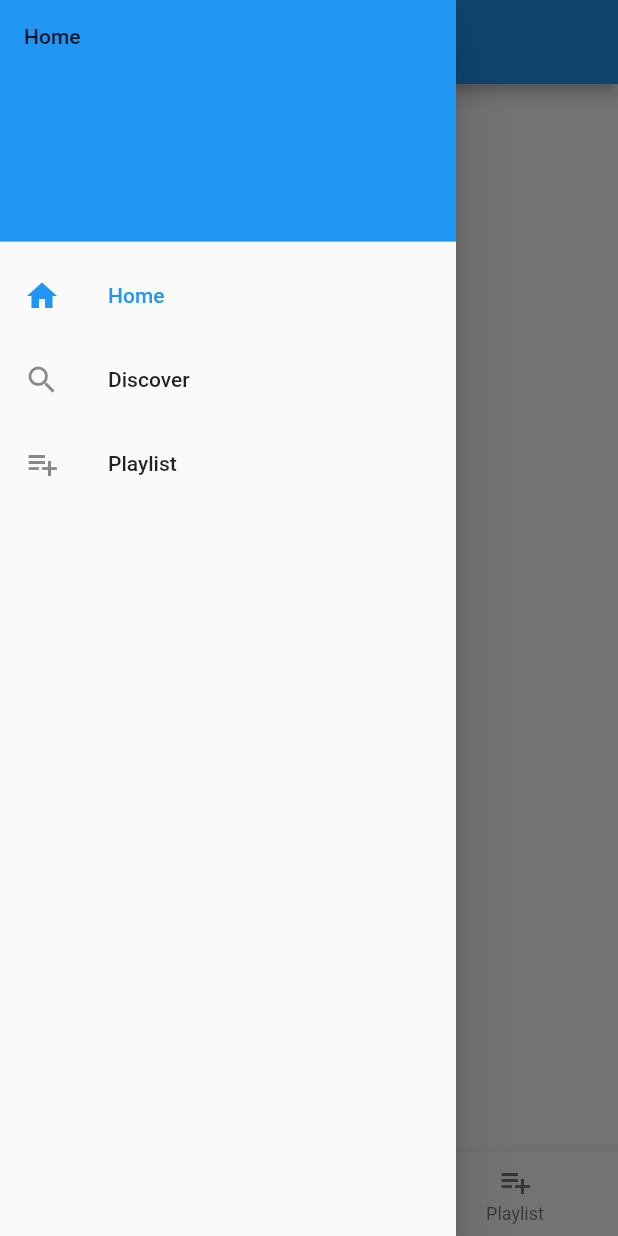
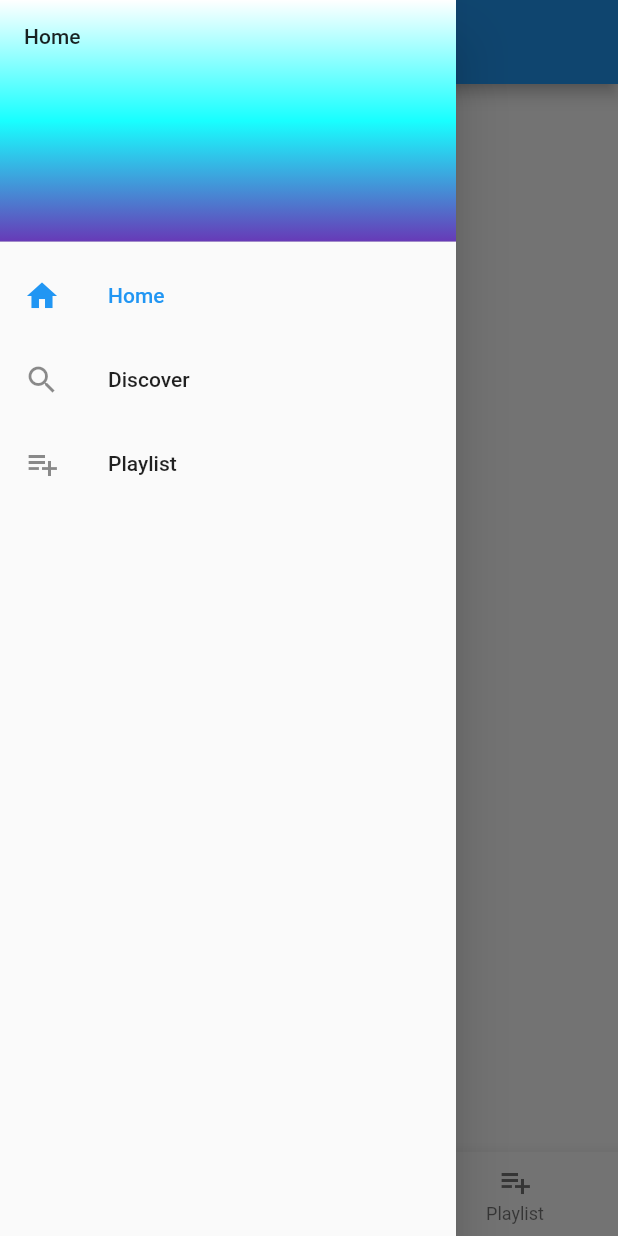
Before and after one commit to RendyArdhitya/gradient_e41212197, a Flutter app: the screen it shows after launch, with the side drawer open, on a phone screen of 412 x 824 dp. Run offline on Flutter 3.47's test engine with Material 2 defaults, Android fonts, the phone set to English and light mode, and no system bars.

Commit message:
second commit

```diff
--- a/lib/main.dart
+++ b/lib/main.dart
@@ -59,10 +59,13 @@ class _MyHomePageState extends State<MyHomePage> {
       DrawerHeader(
         child: Text('Home'),
         decoration: BoxDecoration(
-          color: Colors.blue,
-        ),
+            gradient: new LinearGradient(
+                begin: FractionalOffset.topCenter,
+                end: FractionalOffset.bottomCenter,
+                colors: [Colors.white, Colors.cyanAccent, Colors.deepPurple])),
       ),
     );
+
     return Scaffold(
       appBar: AppBar(
         title: Text("Music.io"),
```
Also changed, not shown: 9 other files.
